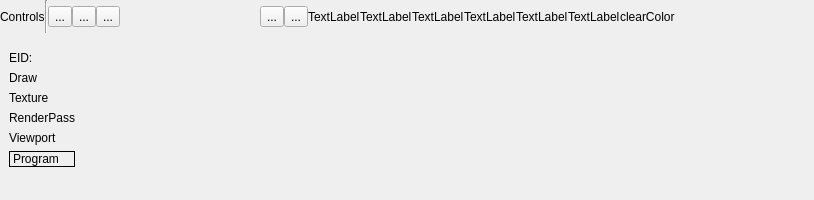
First picture: the form in QtExamples/qscrollarea/TraceViewer.ui, repository Vstornzw/QtNewProject, before the edit.
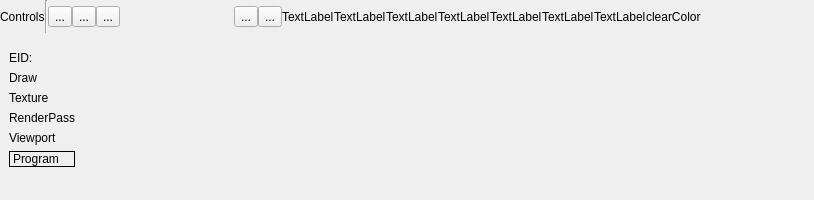
Second picture: the form after the edit.

What changed in the file:
```diff
--- a/QtExamples/qscrollarea/TraceViewer.ui
+++ b/QtExamples/qscrollarea/TraceViewer.ui
@@ -93,6 +93,13 @@
        </property>
       </widget>
      </item>
+     <item>
+      <widget class="QLabel" name="readColorLabel">
+       <property name="text">
+        <string>TextLabel</string>
+       </property>
+      </widget>
+     </item>
      <item>
       <widget class="QLabel" name="textureIdNumber">
        <property name="text">
```
